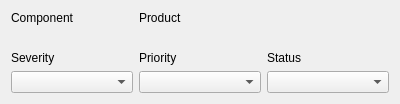
Entomologist/entomologist, file tracker_uis/BugzillaDetails.ui: the form before one commit.
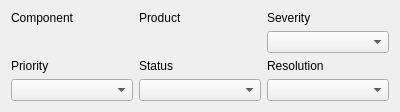
The form after the commit.

```diff
--- a/tracker_uis/BugzillaDetails.ui
+++ b/tracker_uis/BugzillaDetails.ui
@@ -14,36 +14,6 @@
    <string>Form</string>
   </property>
   <layout class="QGridLayout" name="gridLayout">
-   <item row="2" column="0">
-    <widget class="QLabel" name="severityLabel">
-     <property name="text">
-      <string>Severity</string>
-     </property>
-    </widget>
-   </item>
-   <item row="2" column="1">
-    <widget class="QLabel" name="priorityLabel">
-     <property name="text">
-      <string>Priority</string>
-     </property>
-    </widget>
-   </item>
-   <item row="2" column="2">
-    <widget class="QLabel" name="statusLabel">
-     <property name="text">
-      <string>Status</string>
-     </property>
-    </widget>
-   </item>
-   <item row="3" column="0">
-    <widget class="QComboBox" name="severityCombo"/>
-   </item>
-   <item row="3" column="1">
-    <widget class="QComboBox" name="priorityCombo"/>
-   </item>
-   <item row="3" column="2">
-    <widget class="QComboBox" name="statusCombo"/>
-   </item>
    <item row="0" column="0">
     <widget class="QLabel" name="componentLabel">
      <property name="text">
@@ -84,6 +54,46 @@
      </property>
     </widget>
    </item>
+   <item row="0" column="2">
+    <widget class="QLabel" name="severityLabel">
+     <property name="text">
+      <string>Severity</string>
+     </property>
+    </widget>
+   </item>
+   <item row="1" column="2">
+    <widget class="QComboBox" name="severityCombo"/>
+   </item>
+   <item row="2" column="0">
+    <widget class="QLabel" name="priorityLabel">
+     <property name="text">
+      <string>Priority</string>
+     </property>
+    </widget>
+   </item>
+   <item row="3" column="0">
+    <widget class="QComboBox" name="priorityCombo"/>
+   </item>
+   <item row="2" column="1">
+    <widget class="QLabel" name="statusLabel">
+     <property name="text">
+      <string>Status</string>
+     </property>
+    </widget>
+   </item>
+   <item row="3" column="1">
+    <widget class="QComboBox" name="statusCombo"/>
+   </item>
+   <item row="3" column="2">
+    <widget class="QComboBox" name="resolutionCombo"/>
+   </item>
+   <item row="2" column="2">
+    <widget class="QLabel" name="resolutionLabel">
+     <property name="text">
+      <string>Resolution</string>
+     </property>
+    </widget>
+   </item>
   </layout>
  </widget>
  <resources/>
```
